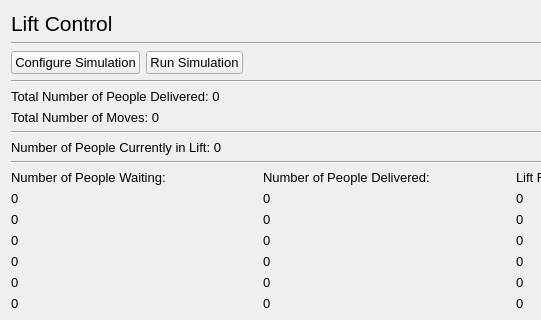
Before: the Qt Designer form lift_control.ui in IsaacCheng9/lift-control-simulation, drawn with Qt 5; both pictures show x 0 to 541 and y 0 to 320 of the 800 by 800 pixel window.
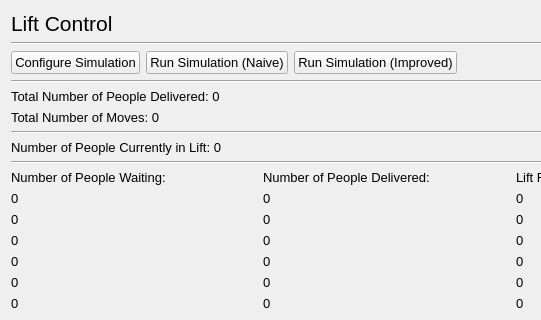
After: the same form once the commit is applied.

Commit message: Separated buttons for two algorithms

The edit to the form file:
```diff
--- a/lift_control.ui
+++ b/lift_control.ui
@@ -63,7 +63,14 @@
        <item alignment="Qt::AlignLeft">
         <widget class="QPushButton" name="btn_run_sim">
          <property name="text">
-          <string>Run Simulation</string>
+          <string>Run Simulation (Naive)</string>
+         </property>
+        </widget>
+       </item>
+       <item>
+        <widget class="QPushButton" name="btn_run_sim_improved">
+         <property name="text">
+          <string>Run Simulation (Improved)</string>
          </property>
         </widget>
        </item>
```
Left out of the diff: 2 changed lines with no effect on the pictures. The commit also changes 2 other files.
